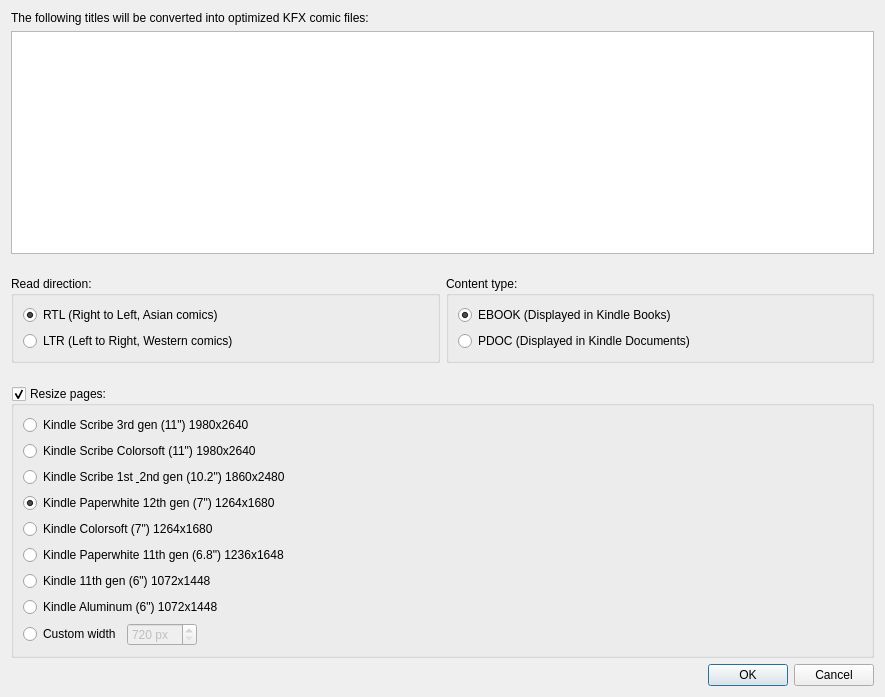
Qt form calibre-plugin/dialog.ui (YeisonCardona/Calibre-Kindle-ComicKFX) before a commit.
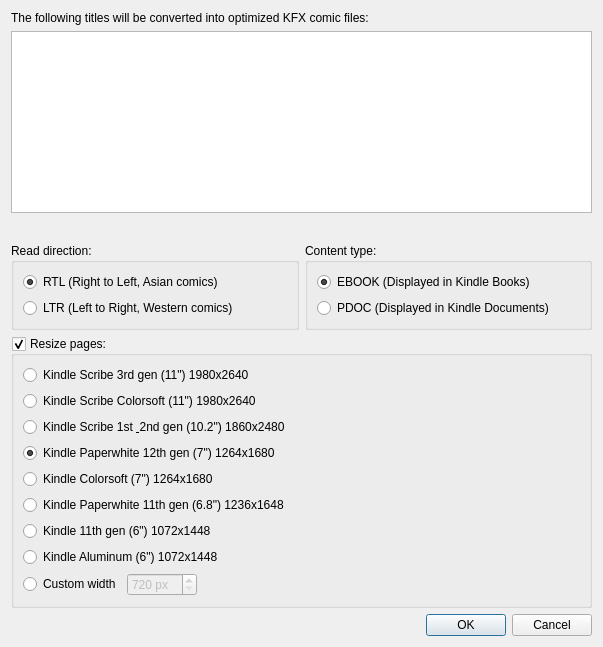
The same form after that commit.

Diff of the .ui file:
```diff
--- a/calibre-plugin/dialog.ui
+++ b/calibre-plugin/dialog.ui
@@ -6,42 +6,29 @@
    <rect>
     <x>0</x>
     <y>0</y>
-    <width>885</width>
-    <height>697</height>
+    <width>603</width>
+    <height>647</height>
    </rect>
   </property>
   <property name="windowTitle">
    <string>Generate Comic KFX</string>
   </property>
-  <layout class="QGridLayout" name="gridLayout_4">
-   <item row="0" column="0">
+  <layout class="QVBoxLayout" name="verticalLayout">
+   <item>
     <widget class="QLabel" name="label">
      <property name="text">
       <string>The following titles will be converted into optimized KFX comic files:</string>
      </property>
     </widget>
    </item>
-   <item row="1" column="0">
+   <item>
     <widget class="QListWidget" name="listWidget"/>
    </item>
-   <item row="2" column="0">
-    <spacer name="verticalSpacer">
-     <property name="orientation">
-      <enum>Qt::Vertical</enum>
-     </property>
-     <property name="sizeType">
-      <enum>QSizePolicy::Fixed</enum>
-     </property>
-     <property name="sizeHint" stdset="0">
-      <size>
-       <width>20</width>
-       <height>16</height>
-      </size>
-     </property>
-    </spacer>
-   </item>
-   <item row="3" column="0">
+   <item>
     <layout class="QHBoxLayout" name="horizontalLayout_2">
+     <property name="topMargin">
+      <number>24</number>
+     </property>
      <item>
       <widget class="QGroupBox" name="groupBox">
        <property name="title">
@@ -96,23 +83,7 @@
      </item>
     </layout>
    </item>
-   <item row="4" column="0">
-    <spacer name="verticalSpacer_2">
-     <property name="orientation">
-      <enum>Qt::Vertical</enum>
-     </property>
-     <property name="sizeType">
-      <enum>QSizePolicy::Fixed</enum>
-     </property>
-     <property name="sizeHint" stdset="0">
-      <size>
-       <width>858</width>
-       <height>17</height>
-      </size>
-     </property>
-    </spacer>
-   </item>
-   <item row="5" column="0">
+   <item>
     <widget class="QGroupBox" name="groupBox_resize">
      <property name="title">
       <string>Resize pages:</string>
@@ -223,7 +194,7 @@
      </layout>
     </widget>
    </item>
-   <item row="6" column="0">
+   <item>
     <widget class="QDialogButtonBox" name="buttonBox">
      <property name="standardButtons">
       <set>QDialogButtonBox::Cancel|QDialogButtonBox::Ok</set>
```
